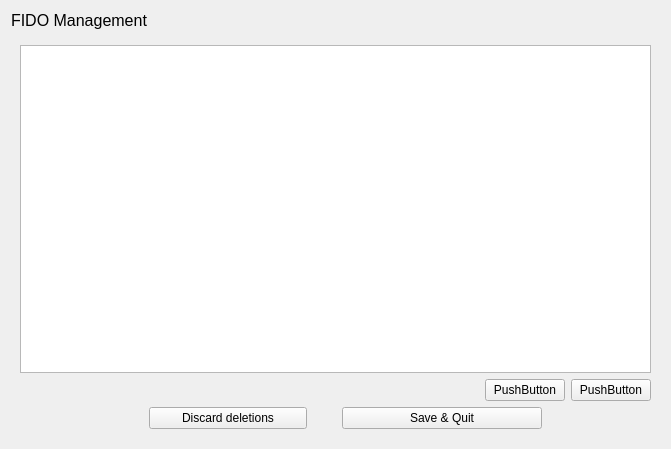
The window that src/FidoManagement.ui (mooltipass/moolticute) describes before a commit, drawn with Qt 5.
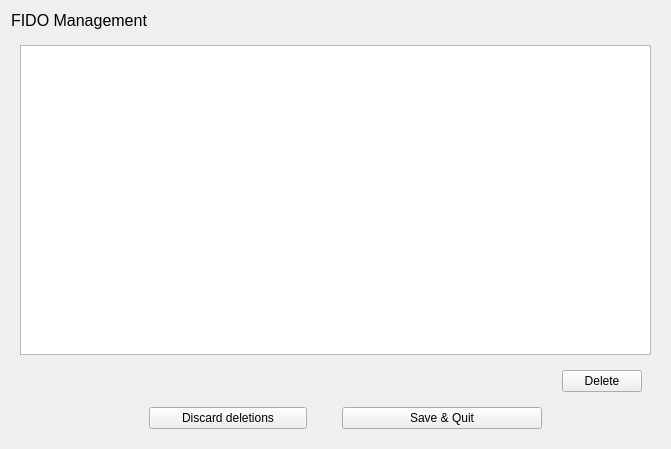
The same window after the commit. The open tabs and pages were chosen to show the change. Icons and pictures are not drawn. Custom widgets are drawn as their Qt base class.

Commit message: [BLE] Display fetched fido credential service name, implement delete on GUI side

```diff
--- a/src/FidoManagement.ui
+++ b/src/FidoManagement.ui
@@ -164,6 +164,18 @@
          </item>
          <item>
           <layout class="QHBoxLayout" name="horizontalLayout_3">
+           <property name="leftMargin">
+            <number>9</number>
+           </property>
+           <property name="topMargin">
+            <number>9</number>
+           </property>
+           <property name="rightMargin">
+            <number>9</number>
+           </property>
+           <property name="bottomMargin">
+            <number>9</number>
+           </property>
            <item>
             <spacer name="horizontalSpacer_3">
              <property name="orientation">
@@ -180,14 +192,7 @@
            <item>
             <widget class="QPushButton" name="pushButton">
              <property name="text">
-              <string>PushButton</string>
-             </property>
-            </widget>
-           </item>
-           <item>
-            <widget class="QPushButton" name="pushButton_2">
-             <property name="text">
-              <string>PushButton</string>
+              <string>Delete</string>
              </property>
             </widget>
            </item>
@@ -269,6 +274,13 @@
    </item>
   </layout>
  </widget>
+ <customwidgets>
+  <customwidget>
+   <class>AnimatedColorButton</class>
+   <extends>QPushButton</extends>
+   <header>AnimatedColorButton.h</header>
+  </customwidget>
+ </customwidgets>
  <resources>
   <include location="../img/images.qrc"/>
   <include location="../img/images.qrc"/>
```
Left out of the diff: 4 changed lines with no effect on the pictures. The commit also changes 2 other files.
